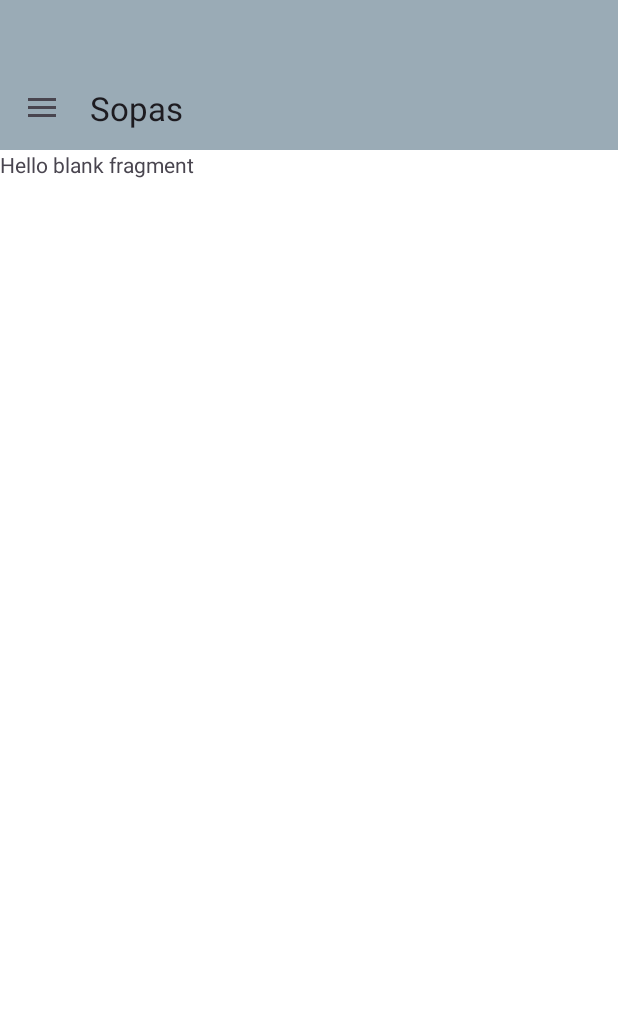
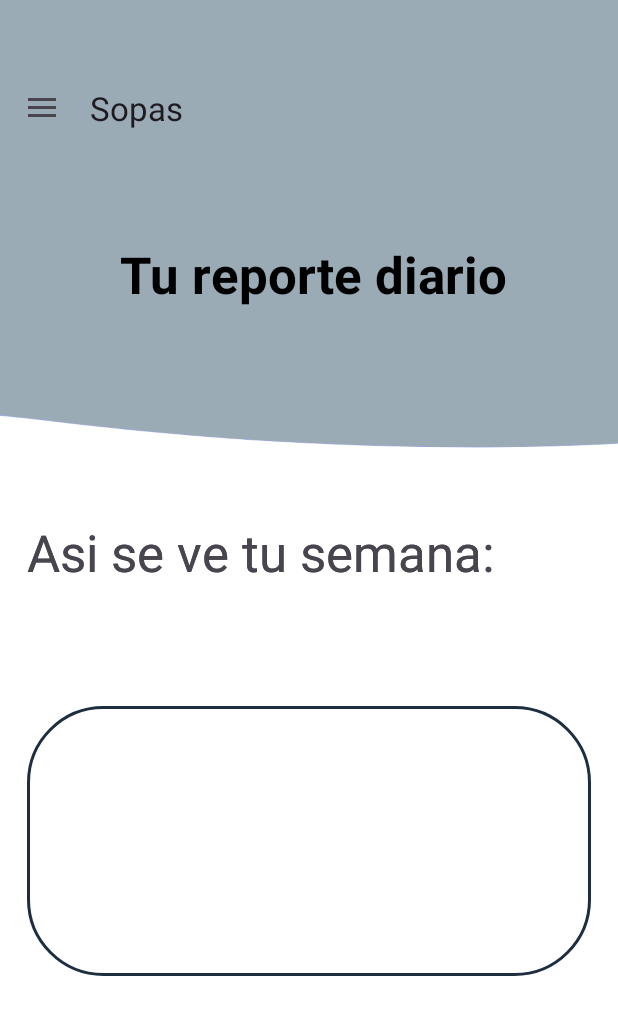
Before and after one commit to jmit4/Autoflow, an Android app: the screen it shows after launch (homeActivity), on a phone screen of 412 x 824 dp. Shown: the top 1015 px of the screen. Run offline under Robolectric (Android 15) with nearby library versions, the light colour scheme and no system bars.

Commit message:
Animacion +  menú + fragmentohome

```diff
--- /dev/null
+++ b/app/src/main/res/drawable/styletextview.xml
@@ -0,0 +1,10 @@
+<?xml version="1.0" encoding="utf-8"?>
+<selector xmlns:android="http://schemas.android.com/apk/res/android">
+    <item android:state_enabled="true">
+        <shape android:shape="rectangle">
+            <solid android:color="@color/white"/>
+            <corners android:radius="50dp" />
+            <stroke android:color="@color/azul_ultraoscuro" android:width="2dp"/>
+        </shape>
+    </item>
+</selector>
--- a/app/src/main/res/layout/fragment_home.xml
+++ b/app/src/main/res/layout/fragment_home.xml
@@ -6,10 +6,68 @@
     android:layout_height="match_parent"
     tools:context=".HomeFragment">
 
-    <!-- TODO: Update blank fragment layout -->
+    <ImageView
+        android:id="@+id/imageView"
+        android:layout_width="200dp"
+        android:layout_height="200dp"
+        android:layout_marginTop="0dp"
+        android:scaleX="4"
+
+        android:src="@drawable/headerbkg3"/>
+
+
     <TextView
+        android:id="@+id/tureporte"
+        android:layout_width="wrap_content"
+        android:layout_height="wrap_content"
+        android:text="Tu reporte diario"
+        android:textStyle="bold"
+        android:textSize="34sp"
+        android:textColor="@color/black"
+        android:layout_marginStart="80dp"
+        android:layout_marginTop="60dp"
+         />
+
+    <TextView
+        android:id="@+id/tVTitulo"
+        android:layout_width="wrap_content"
+        android:layout_height="wrap_content"
+        android:text="Asi se ve tu semana: "
+        android:textSize="34sp"
+        android:layout_marginStart="18dp"
+        android:layout_marginTop="140dp"
+        android:layout_below="@+id/tureporte" />
+
+    <TextView
+        android:id="@+id/tVTitulo2"
+        android:layout_width="wrap_content"
+        android:layout_height="wrap_content"
+        android:text="Asi se ve tu semana: "
+        android:textSize="34sp"
+        android:layout_marginStart="18dp"
+        android:layout_marginTop="140dp"
+        android:layout_below="@+id/tureporte" />
+
+
+    <TextView
+        android:id="@+id/edLista"
         android:layout_width="match_parent"
-        android:layout_height="match_parent"
-        android:text="@string/hello_blank_fragment" />
+        android:layout_height="180dp"
+        android:text=""
+        android:textSize="24sp"
+        android:background="@drawable/styletextview"
+        android:layout_marginStart="18dp"
+        android:layout_marginTop="80dp"
+        android:layout_marginEnd="18dp"
+        android:layout_below="@+id/tVTitulo2"
+        android:maxLines="8"
+        android:ellipsize="end"
+        android:padding="16dp" /> <!-- Añadir padding para evitar que el texto toque los bordes -->
+
+
+
+
+
+
 
 </RelativeLayout>
```
Also changed, not shown: app/src/main/java/com/example/sopas/PerfilFragment.java (+6 -18 lines).
